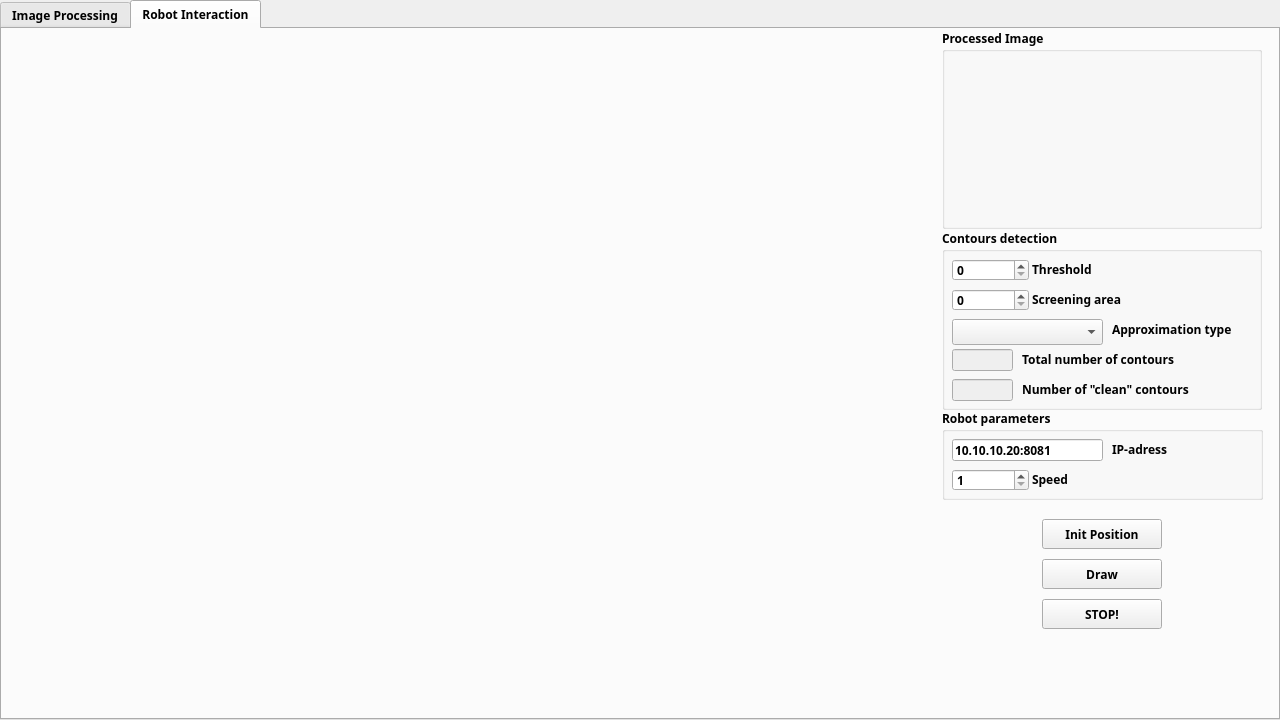
The window that Application/mainForm.ui (alcoyote/CobArt) describes before a commit, drawn with Qt 5.
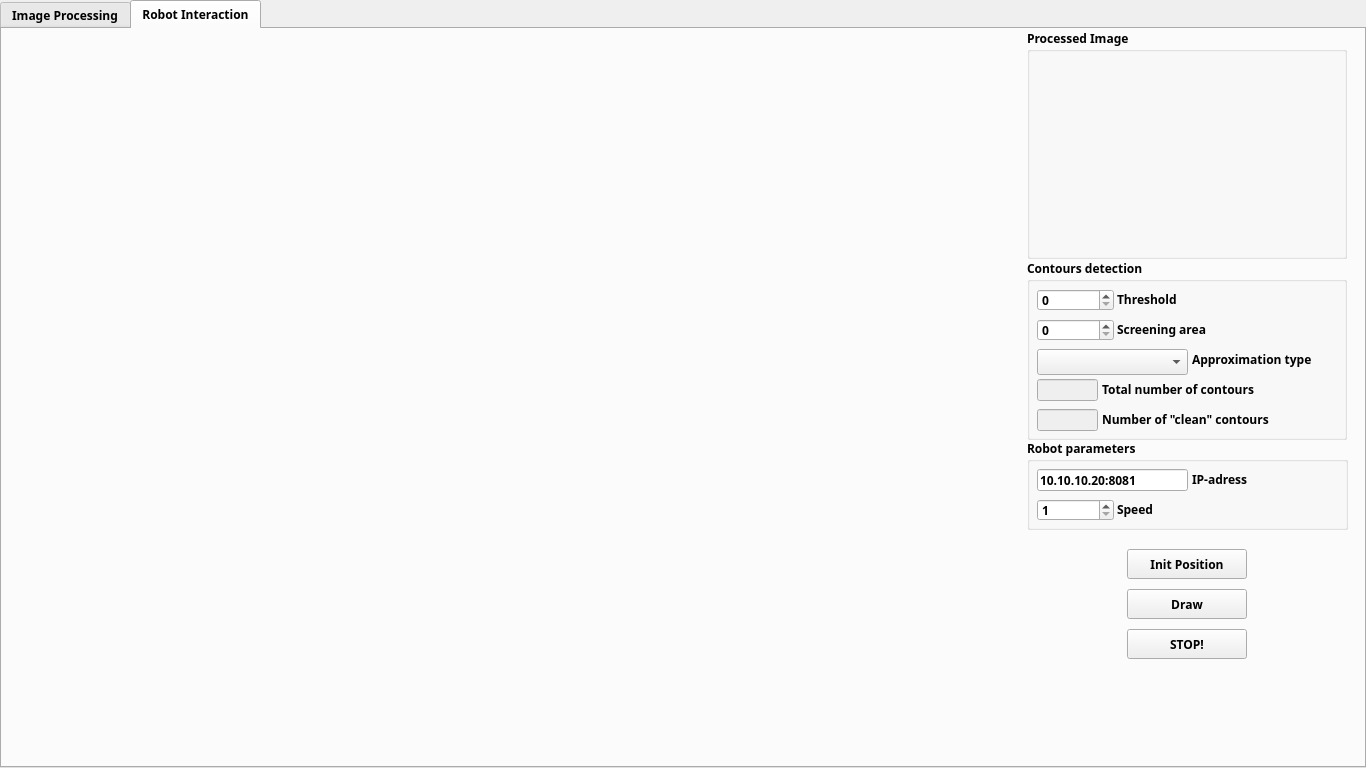
The same window after the commit. The open tabs and pages were chosen to show the change. Icons and pictures are not drawn.

Commit message: robot functional is working through classes now, GUI corrections

Patch:
```diff
--- a/Application/mainForm.ui
+++ b/Application/mainForm.ui
@@ -12,20 +12,20 @@
    <rect>
     <x>0</x>
     <y>0</y>
-    <width>1280</width>
-    <height>720</height>
+    <width>1366</width>
+    <height>768</height>
    </rect>
   </property>
   <property name="minimumSize">
    <size>
-    <width>1280</width>
-    <height>720</height>
+    <width>1366</width>
+    <height>768</height>
    </size>
   </property>
   <property name="maximumSize">
    <size>
-    <width>1280</width>
-    <height>720</height>
+    <width>1366</width>
+    <height>768</height>
    </size>
   </property>
   <property name="contextMenuPolicy">
@@ -1319,8 +1319,8 @@
      <rect>
       <x>0</x>
       <y>0</y>
-      <width>1280</width>
-      <height>720</height>
+      <width>1366</width>
+      <height>768</height>
      </rect>
     </property>
     <property name="font">
@@ -2184,8 +2184,8 @@
        <rect>
         <x>20</x>
         <y>40</y>
-        <width>900</width>
-        <height>630</height>
+        <width>990</width>
+        <height>675</height>
        </rect>
       </property>
       <property name="frameShape">
@@ -2213,8 +2213,8 @@
      <widget class="QGroupBox" name="groupBoxContours">
       <property name="geometry">
        <rect>
-        <x>940</x>
-        <y>200</y>
+        <x>1025</x>
+        <y>230</y>
         <width>320</width>
         <height>181</height>
        </rect>
@@ -2326,7 +2326,7 @@
       <widget class="QLabel" name="labelContours3">
        <property name="geometry">
         <rect>
-         <x>80</x>
+         <x>75</x>
          <y>120</y>
          <width>231</width>
          <height>20</height>
@@ -2347,7 +2347,7 @@
       <widget class="QLabel" name="labelContours4">
        <property name="geometry">
         <rect>
-         <x>80</x>
+         <x>75</x>
          <y>150</y>
          <width>231</width>
          <height>20</height>
@@ -2434,7 +2434,7 @@
       <widget class="QLabel" name="labelContours5">
        <property name="geometry">
         <rect>
-         <x>170</x>
+         <x>165</x>
          <y>90</y>
          <width>141</width>
          <height>20</height>
@@ -2456,10 +2456,10 @@
      <widget class="QGroupBox" name="groupBoxProcessed">
       <property name="geometry">
        <rect>
-        <x>940</x>
+        <x>1025</x>
         <y>0</y>
         <width>320</width>
-        <height>200</height>
+        <height>230</height>
        </rect>
       </property>
       <property name="font">
@@ -2479,7 +2479,7 @@
          <x>14</x>
          <y>30</y>
          <width>291</width>
-         <height>161</height>
+         <height>191</height>
         </rect>
        </property>
        <property name="frameShape">
@@ -2508,8 +2508,8 @@
      <widget class="QGroupBox" name="groupBoxRobot">
       <property name="geometry">
        <rect>
-        <x>940</x>
-        <y>380</y>
+        <x>1025</x>
+        <y>410</y>
         <width>321</width>
         <height>91</height>
        </rect>
@@ -2549,7 +2549,7 @@
       <widget class="QLabel" name="labelRobot1">
        <property name="geometry">
         <rect>
-         <x>170</x>
+         <x>165</x>
          <y>30</y>
          <width>141</width>
          <height>20</height>
@@ -2622,8 +2622,8 @@
       </property>
       <property name="geometry">
        <rect>
-        <x>1040</x>
-        <y>490</y>
+        <x>1125</x>
+        <y>520</y>
         <width>120</width>
         <height>30</height>
        </rect>
@@ -2661,8 +2661,8 @@
       </property>
       <property name="geometry">
        <rect>
-        <x>1040</x>
-        <y>530</y>
+        <x>1125</x>
+        <y>560</y>
         <width>120</width>
         <height>30</height>
        </rect>
@@ -2700,8 +2700,8 @@
       </property>
       <property name="geometry">
        <rect>
-        <x>1040</x>
-        <y>570</y>
+        <x>1125</x>
+        <y>600</y>
         <width>120</width>
         <height>30</height>
        </rect>
```
Left out of the diff: 26 changed lines with no effect on the pictures. The commit also changes 7 other files.
